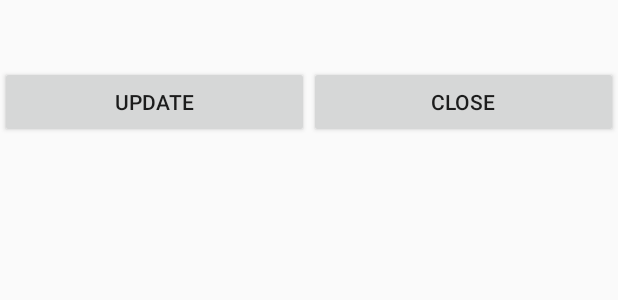
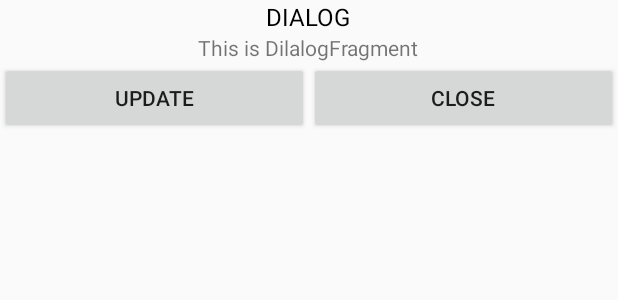
Before and after one commit to duongxinh2003/FragmentDemo, an Android app: the layout dialog_user_info.xml on its own in the app's theme, with its tools: preview values and no code run, on a phone screen of 412 x 824 dp. Shown: the top 300 px of the screen. Run offline under Robolectric (Android 15) with nearby library versions, the phone set to English and light mode, and no system bars.

Commit message:
update DialogFragment

```diff
--- a/app/src/main/res/layout/dialog_user_info.xml
+++ b/app/src/main/res/layout/dialog_user_info.xml
@@ -4,26 +4,48 @@
         <variable
             name="userViewModel"
             type="com.fu.fragmentdemo.FirstFragmentViewModel"/>
+        <variable
+            name="presenter"
+            type="com.fu.fragmentdemo.UserInfoDialog"/>
     </data>
-    <LinearLayout
+    <RelativeLayout
+        android:layout_width="match_parent"
+        android:layout_height="100dp">
+        <TextView
+            android:id="@+id/txtDialog"
+            android:layout_centerHorizontal="true"
+            android:layout_width="wrap_content"
+            android:layout_height="wrap_content"
+            android:textSize="16sp"
+            android:textColor="@color/colorBlack"
+            android:text="DIALOG"/>
+        <RelativeLayout
+            android:layout_below="@+id/txtDialog"
             android:orientation="vertical"
             android:layout_width="match_parent"
             android:layout_height="match_parent">
+            <!--<TextView-->
+                <!--android:id="@+id/txtName"-->
+                <!--android:textSize="16sp"-->
+                <!--android:textColor="@color/colorBlack"-->
+                <!--android:layout_width="wrap_content"-->
+                <!--android:layout_height="wrap_content"-->
+                <!--android:text="@{userViewModel.name}"/>-->
+            <!--<TextView-->
+                <!--android:id="@+id/txtNumber"-->
+                <!--android:textSize="16sp"-->
+                <!--android:textColor="@color/colorBlack"-->
+                <!--android:layout_width="wrap_content"-->
+                <!--android:layout_height="wrap_content"-->
+                <!--android:text="@{userViewModel.number}"/>-->
             <TextView
-            android:id="@+id/txtName"
-            android:textSize="16sp"
-            android:textColor="@color/colorBlack"
+                android:id="@+id/txtDes"
+                android:layout_centerHorizontal="true"
                 android:layout_width="wrap_content"
                 android:layout_height="wrap_content"
-            android:text="@{userViewModel.name}"/>
-        <TextView
-            android:id="@+id/txtNumber"
-            android:textSize="16sp"
-            android:textColor="@color/colorBlack"
-            android:layout_width="wrap_content"
-            android:layout_height="wrap_content"
-            android:text="@{userViewModel.number}"/>
+                android:text="This is DilalogFragment"/>
             <LinearLayout
+                android:layout_below="@+id/txtDes"
                 android:orientation="horizontal"
                 android:layout_width="match_parent"
                 android:layout_height="wrap_content">
@@ -38,7 +60,9 @@
                     android:id="@+id/btnClose"
                     android:layout_width="wrap_content"
                     android:layout_height="wrap_content"
-                android:text="Close" />
+                    android:text="Close"
+                    android:onClick="onCancel"/>
             </LinearLayout>
-    </LinearLayout>
+        </RelativeLayout>
+    </RelativeLayout>
 </layout>
```
Also changed, not shown: app/src/main/java/com/fu/fragmentdemo/FirstFragment.java (+11 -1 lines), app/src/main/java/com/fu/fragmentdemo/UserInfoDialog.java (+37 -0 lines), app/src/main/res/layout/fragment_first.xml (+13 -2 lines). Lines whose indentation alone changed are shown as unchanged.
